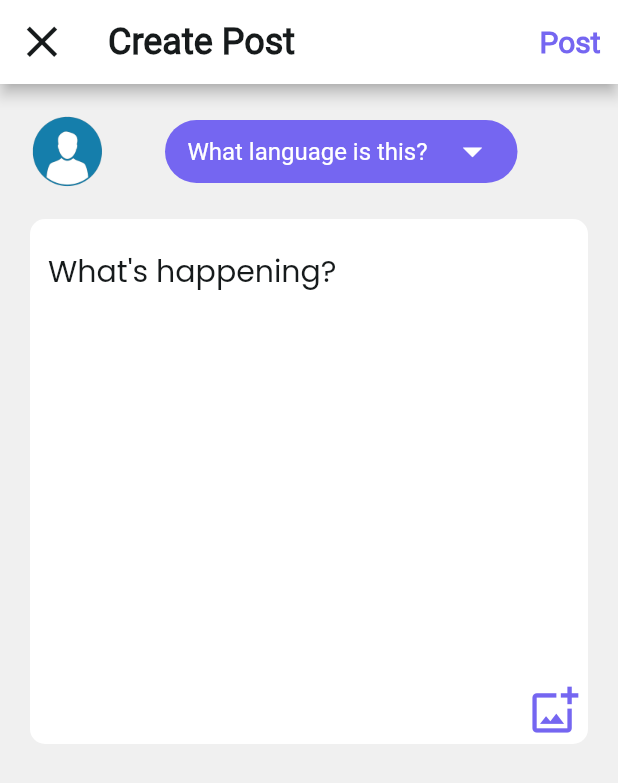
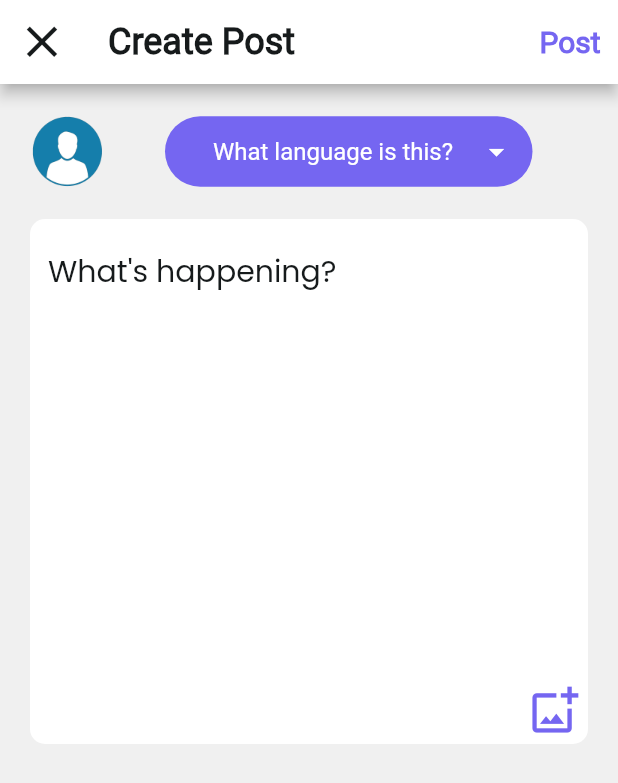
Before and after one commit to expatx/expatx, a Flutter app: the CreatePostScreen screen opened by its route, on a phone screen of 412 x 824 dp. Shown: the top 783 px of the screen. Run offline on Flutter 3.47's test engine with Material 2 defaults, Android fonts, the phone set to English and light mode, and no system bars; our stand-ins replace bloc, dartz, dio, equatable, flutter_bloc, go_router and 4 more; missing offline and left inert: api_cache_manager.

Commit message:
language dropdown

```diff
--- a/lib/core/app_router.dart
+++ b/lib/core/app_router.dart
@@ -1,12 +1,12 @@
 import 'dart:async';
 
+import 'package:expatx/features/shared/presentation/pages/create_post_screen.dart';
 import 'package:flutter/material.dart';
 import 'package:go_router/go_router.dart';
 import '../features/authentication/data/datasources/auth_datasource.dart';
 import '../features/authentication/presentation/bloc/auth/auth_bloc.dart';
 import '../features/authentication/presentation/pages/login_screen.dart';
 import '../features/authentication/presentation/pages/register_screen.dart';
-import '../features/shared/presentation/pages/create_post_screen.dart';
 import '../features/shared/presentation/pages/tab_screen.dart';
 
 class AppRouter {
@@ -30,8 +30,7 @@ class AppRouter {
                 return const CreatePostScreen();
               },
             ),
-        ]
-      ),
+          ]),
       GoRoute(
         name: 'login',
         path: '/login',
--- a/lib/features/shared/presentation/pages/create_post_screen.dart
+++ b/lib/features/shared/presentation/pages/create_post_screen.dart
@@ -1,4 +1,5 @@
 import 'package:expatx/core/app_colors.dart';
+import 'package:expatx/features/shared/presentation/widgets/create_post_language_dropdown.dart';
 import 'package:flutter/material.dart';
 
 class CreatePostScreen extends StatefulWidget {
@@ -40,7 +41,7 @@ class _CreatePostScreenState extends State<CreatePostScreen> {
         actions: [
           TextButton(
             onPressed: () {
-              if(_postController.text != ""){
+              if (_postController.text != "") {
                 Navigator.pop(context, _postController.text);
               }
             },
@@ -78,35 +79,7 @@ class _CreatePostScreenState extends State<CreatePostScreen> {
                   const SizedBox(
                     width: 40,
                   ),
-                  Container(
-                    height: 42,
-                    width: 235,
-                    decoration: BoxDecoration(
-                      borderRadius: BorderRadius.circular(21),
-                      color: AppColors.expatxPurple,
-                    ),
-                    child: Center(
-                      child: Row(
-                        mainAxisAlignment: MainAxisAlignment.spaceEvenly,
-                        children: const [
-                          Text(
-                            "What language is this?",
-                            style: TextStyle(
-                              color: Colors.white,
-                              fontFamily: "Roboto",
-                              fontSize: 16,
-                              fontWeight: FontWeight.w500,
-                            ),
-                          ),
-                          Icon(
-                            Icons.arrow_drop_down,
-                            color: Colors.white,
-                            size: 30,
-                          ),
-                        ],
-                      ),
-                    ),
-                  ),
+                  const CreatePostLanguageDropdown(),
                 ],
               ),
             ),
@@ -171,7 +144,8 @@ class _CreatePostScreenState extends State<CreatePostScreen> {
                           ),
                           onPressed: () {}),
                     ],
-                    )),
+                  ),
+                ),
               ),
             ),
           ],
--- /dev/null
+++ b/lib/features/shared/presentation/widgets/create_post_language_dropdown.dart
@@ -0,0 +1,137 @@
+import 'package:expatx/core/app_colors.dart';
+import 'package:flutter/material.dart';
+
+class CreatePostLanguageDropdown extends StatefulWidget {
+  const CreatePostLanguageDropdown({super.key});
+
+  @override
+  CreatePostLanguageDropdownState createState() =>
+      CreatePostLanguageDropdownState();
+}
+
+class CreatePostLanguageDropdownState
+    extends State<CreatePostLanguageDropdown> {
+  //String _bankChoose;
+  late LanguageListDataModel _chosenLanguage;
+
+  List<LanguageListDataModel> languageDataList = [
+    LanguageListDataModel(
+      "What language is this?",
+    ),
+    LanguageListDataModel(
+      "English",
+    ),
+    LanguageListDataModel(
+      "Spanish",
+    ),
+    LanguageListDataModel(
+      "French",
+    ),
+  ];
+  @override
+  void initState() {
+    super.initState();
+    _chosenLanguage = languageDataList[0];
+  }
+
+  void _onDropDownItemSelected(LanguageListDataModel newSelectedBank) {
+    setState(() {
+      _chosenLanguage = newSelectedBank;
+    });
+  }
+
+  @override
+  Widget build(BuildContext context) {
+    return Form(
+      child: Center(
+        child: Theme(
+          data: Theme.of(context).copyWith(
+            canvasColor: AppColors.expatxPurple,
+          ),
+          child: SizedBox(
+            height: 47,
+            width: 245,
+            // margin: const EdgeInsets.only(left: 15, top: 10, right: 15),
+            child: FormField<String>(
+              builder: (FormFieldState<String> state) {
+                return InputDecorator(
+                  decoration: InputDecoration(
+                    fillColor: AppColors.expatxPurple,
+                    filled: true,
+                    focusColor: Colors.blue,
+                    contentPadding: const EdgeInsets.fromLTRB(12, 5, 12, 5),
+                    // errorText: "Wrong Choice",
+                    // errorStyle: const TextStyle(
+                    //     color: Colors.redAccent, fontSize: 16.0),
+                    border: OutlineInputBorder(
+                      borderRadius: BorderRadius.circular(25.0),
+                      borderSide: BorderSide.none,
+                    ),
+                  ),
+                  child: DropdownButtonHideUnderline(
+                    child: DropdownButton<LanguageListDataModel>(
+                      borderRadius: BorderRadius.circular(25),
+                      style: const TextStyle(
+                        fontSize: 16,
+                        color: Colors.white,
+                        fontFamily: "Roboto",
+                      ),
+                      // iconSize: 35,
+                      iconEnabledColor: Colors.white,
+                      iconDisabledColor: Colors.white,
+                      hint: const Text(
+                        "Select Language",
+                        style: TextStyle(
+                          color: Colors.grey,
+                          fontSize: 16,
+                          fontFamily: "Roboto",
+                        ),
+                      ),
+                      items: languageDataList
+                          .map<DropdownMenuItem<LanguageListDataModel>>(
+                              (LanguageListDataModel value) {
+                        return DropdownMenuItem(
+                          value: value,
+                          child: Row(
+                            children: [
+                              value.languageName == "What language is this?"
+                                  ? const SizedBox.shrink()
+                                  : const Icon(
+                                      Icons.circle,
+                                      size: 10,
+                                      color: Colors.white,
+                                    ),
+                              // CircleAvatar(
+                              //   backgroundImage: NetworkImage(value.languageLogo),
+                              // ),
+                              const SizedBox(
+                                width: 20,
+                              ),
+                              Text(value.languageName),
+                            ],
+                          ),
+                        );
+                      }).toList(),
+                      isExpanded: true,
+                      isDense: true,
+                      onChanged: (LanguageListDataModel? newSelectedBank) {
+                        _onDropDownItemSelected(newSelectedBank!);
+                      },
+                      value: _chosenLanguage,
+                    ),
+                  ),
+                );
+              },
+            ),
+          ),
+        ),
+      ),
+    );
+  }
+}
+
+class LanguageListDataModel {
+  String languageName;
+
+  LanguageListDataModel(this.languageName);
+}
```
Lines whose indentation alone changed are shown as unchanged.
